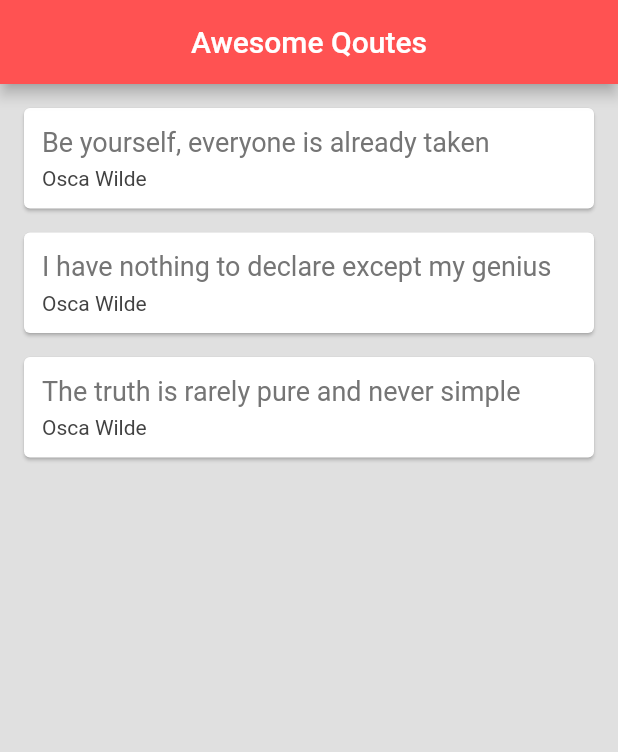
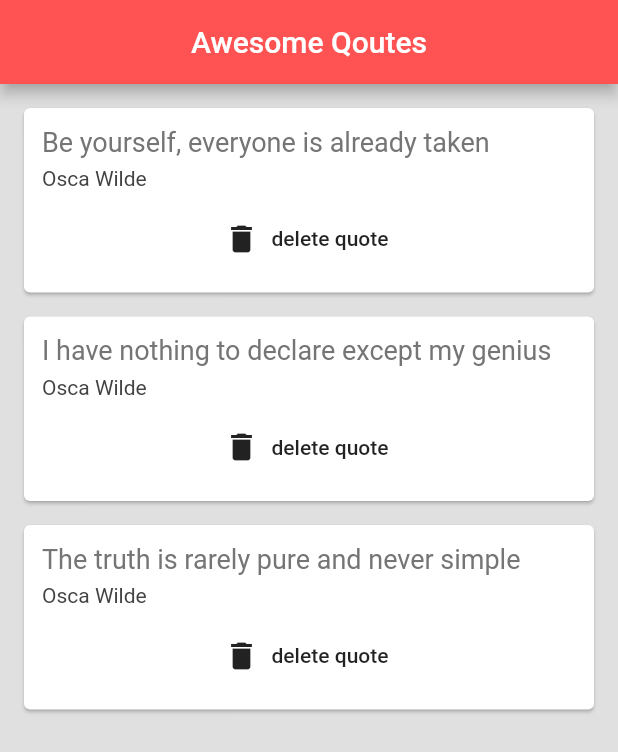
Before and after one commit to donalddoe/quotes-app, a Flutter app: the screen it shows after launch, on a phone screen of 412 x 824 dp. Shown: the top 752 px of the screen. Run offline on Flutter 3.47's test engine with Material 2 defaults, Android fonts, the phone set to English and light mode, and no system bars.

Commit message:
added a delete function

```diff
--- a/lib/main.dart
+++ b/lib/main.dart
@@ -24,7 +24,6 @@ class _QuotesListState extends State<QuotesList> {
         author: 'Osca Wilde', text: 'The truth is rarely pure and never simple')
   ];
 
-
   @override
   Widget build(BuildContext context) {
     return Scaffold(
@@ -35,8 +34,15 @@ class _QuotesListState extends State<QuotesList> {
           backgroundColor: Colors.redAccent,
         ),
         body: Column(
-          children: quotes.map((quote) =>QuoteCard(quote: quote)).toList(),
-        )
-     );
+          children: quotes
+              .map((quote) => QuoteCard(
+                  quote: quote,
+                  delete: () {
+                    setState(() {
+                      quotes.remove(quote);
+                    });
+                  }))
+              .toList(),
+        ));
   }
 }
--- a/lib/quote_card.dart
+++ b/lib/quote_card.dart
@@ -1,10 +1,10 @@
 import 'package:flutter/material.dart';
 import 'quote.dart';
 
-
 class QuoteCard extends StatelessWidget {
- final Quote quote;
-  QuoteCard({this.quote});
+  final Quote quote;
+  final Function delete;
+  QuoteCard({this.quote, this.delete});
   @override
   Widget build(BuildContext context) {
     return Card(
@@ -31,6 +31,12 @@ class QuoteCard extends StatelessWidget {
                 color: Colors.grey[800],
               ),
             ),
+            SizedBox(height: 8.0),
+            FlatButton.icon(
+              onPressed: delete,
+              label: Text('delete quote'),
+              icon: Icon(Icons.delete),
+            )
           ],
         ),
       ),
```
